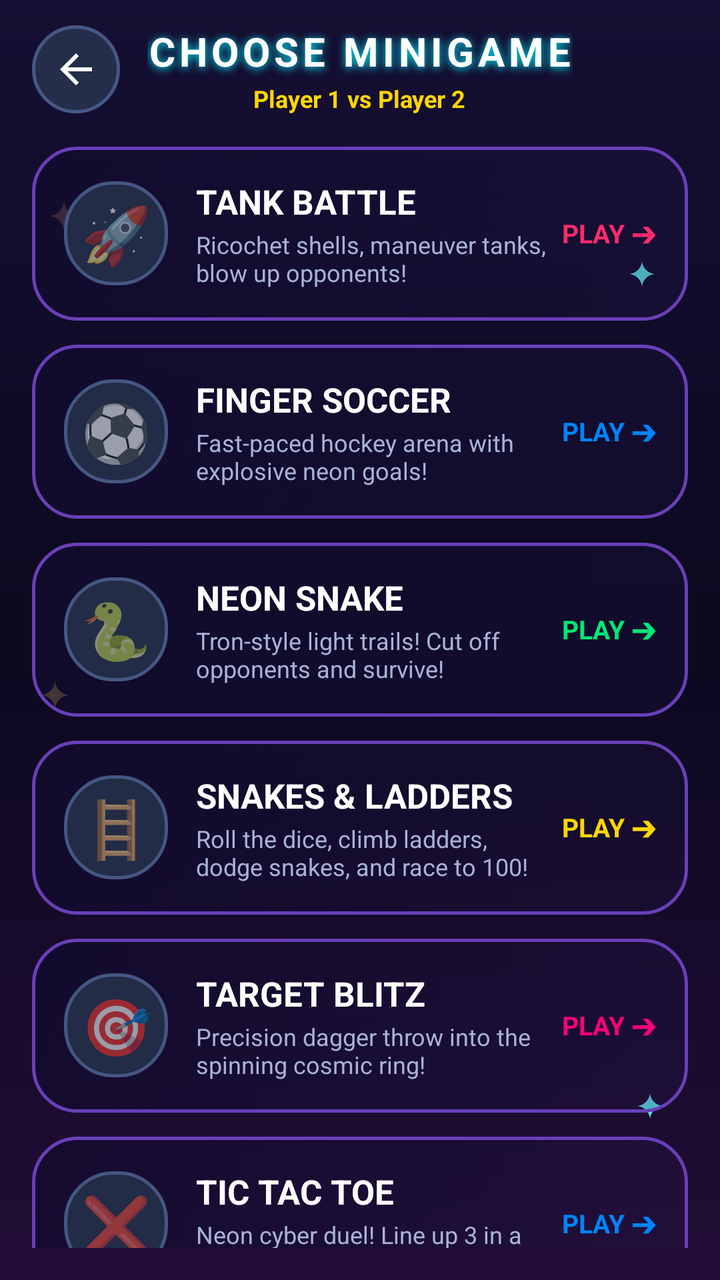
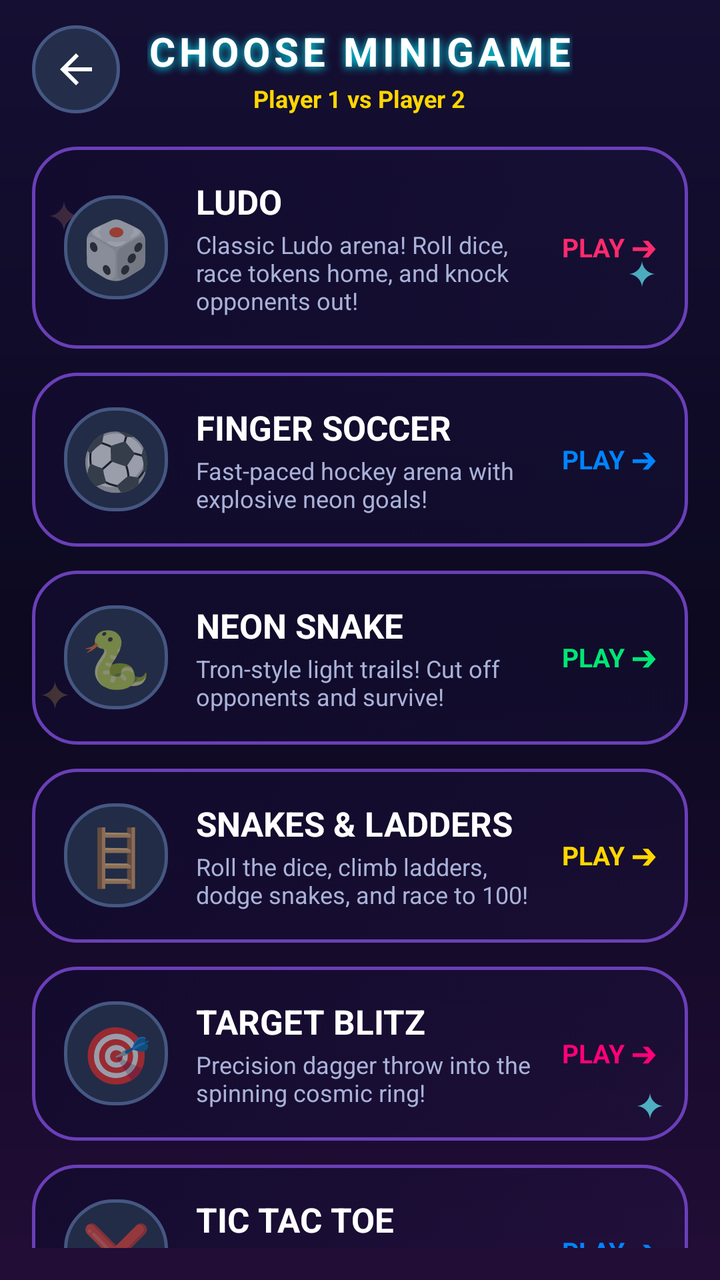

Two renders of the same Android screen: before a commit and after it. Below are the layout's source before the change and the commit's diff.
<!-- AndroidManifest.xml: application theme Theme.Funtoza -->
<!-- res/layout/activity_select_game.xml -->
<?xml version="1.0" encoding="utf-8"?>
<FrameLayout xmlns:android="http://schemas.android.com/apk/res/android"
    xmlns:app="http://schemas.android.com/apk/res-auto"
    xmlns:tools="http://schemas.android.com/tools"
    android:layout_width="match_parent"
    android:layout_height="match_parent"
    android:background="@drawable/bg_cosmic_neon"
    tools:context=".SelectGameActivity">

    
    <RelativeLayout
        android:layout_width="match_parent"
        android:layout_height="match_parent">

        <ImageView
            android:id="@+id/selectStarTopLeft"
            android:layout_width="16dp"
            android:layout_height="16dp"
            android:layout_alignParentStart="true"
            android:layout_alignParentTop="true"
            android:layout_marginStart="24dp"
            android:layout_marginTop="100dp"
            android:src="@drawable/ic_sparkle_star"
            app:tint="#E8A278"
            android:contentDescription="Sparkle Star" />

        <ImageView
            android:id="@+id/selectStarTopRight"
            android:layout_width="14dp"
            android:layout_height="14dp"
            android:layout_alignParentEnd="true"
            android:layout_alignParentTop="true"
            android:layout_marginEnd="32dp"
            android:layout_marginTop="130dp"
            android:src="@drawable/ic_sparkle_star"
            app:tint="#5CE1E6"
            android:contentDescription="Sparkle Star" />

        <ImageView
            android:id="@+id/selectStarMidLeft"
            android:layout_width="15dp"
            android:layout_height="15dp"
            android:layout_alignParentStart="true"
            android:layout_alignParentTop="true"
            android:layout_marginStart="20dp"
            android:layout_marginTop="340dp"
            android:src="@drawable/ic_sparkle_star"
            app:tint="#FFD54F"
            android:contentDescription="Sparkle Star" />

        <ImageView
            android:id="@+id/selectStarBottomLeft"
            android:layout_width="15dp"
            android:layout_height="15dp"
            android:layout_alignParentStart="true"
            android:layout_alignParentBottom="true"
            android:layout_marginStart="36dp"
            android:layout_marginBottom="120dp"
            android:src="@drawable/ic_sparkle_star"
            app:tint="#D86290"
            android:contentDescription="Sparkle Star" />

        <ImageView
            android:id="@+id/selectStarBottomRight"
            android:layout_width="14dp"
            android:layout_height="14dp"
            android:layout_alignParentEnd="true"
            android:layout_alignParentBottom="true"
            android:layout_marginEnd="28dp"
            android:layout_marginBottom="80dp"
            android:src="@drawable/ic_sparkle_star"
            app:tint="#5CE1E6"
            android:contentDescription="Sparkle Star" />
    </RelativeLayout>

    <LinearLayout
        android:layout_width="match_parent"
        android:layout_height="match_parent"
        android:orientation="vertical"
        android:paddingStart="16dp"
        android:paddingEnd="16dp"
        android:paddingTop="12dp"
        android:paddingBottom="16dp">

    
    <RelativeLayout
        android:layout_width="match_parent"
        android:layout_height="wrap_content"
        android:layout_marginBottom="16dp">

        <ImageButton
            android:id="@+id/btnSelectGameBack"
            android:layout_width="44dp"
            android:layout_height="44dp"
            android:layout_alignParentStart="true"
            android:layout_centerVertical="true"
            android:background="@drawable/bg_glass_icon_btn"
            android:src="@drawable/ic_back"
            android:tint="@color/white"
            android:contentDescription="Back" />

        <LinearLayout
            android:layout_width="wrap_content"
            android:layout_height="wrap_content"
            android:layout_centerInParent="true"
            android:orientation="vertical"
            android:gravity="center">

            <TextView
                android:layout_width="wrap_content"
                android:layout_height="wrap_content"
                android:text="CHOOSE MINIGAME"
                android:textColor="@color/white"
                android:textSize="20sp"
                android:textStyle="bold"
                android:letterSpacing="0.1"
                android:shadowColor="@color/accent_cyan"
                android:shadowDx="0"
                android:shadowDy="2"
                android:shadowRadius="10" />

            <TextView
                android:id="@+id/tvSelectGameMatchup"
                android:layout_width="wrap_content"
                android:layout_height="wrap_content"
                android:text="Player 1 vs Player 2"
                android:textColor="@color/accent_gold"
                android:textSize="12sp"
                android:textStyle="bold"
                android:layout_marginTop="2dp" />
        </LinearLayout>
    </RelativeLayout>

    
    <ScrollView
        android:layout_width="match_parent"
        android:layout_height="0dp"
        android:layout_weight="1"
        android:scrollbars="none">

        <LinearLayout
            android:layout_width="match_parent"
            android:layout_height="wrap_content"
            android:orientation="vertical">

            
            <LinearLayout
                android:id="@+id/cardSelectTank"
                android:layout_width="match_parent"
                android:layout_height="wrap_content"
                android:background="@drawable/bg_glass_card_selector"
                android:orientation="horizontal"
                android:gravity="center_vertical"
                android:padding="16dp"
                android:layout_marginBottom="12dp"
                android:clickable="true"
                android:focusable="true">

                <TextView
                    android:layout_width="52dp"
                    android:layout_height="52dp"
                    android:background="@drawable/bg_glass_pill"
                    android:text="🚀"
                    android:textSize="28sp"
                    android:gravity="center" />

                <LinearLayout
                    android:layout_width="0dp"
                    android:layout_height="wrap_content"
                    android:layout_weight="1"
                    android:layout_marginStart="14dp"
                    android:layout_marginEnd="8dp"
                    android:orientation="vertical">

                    <TextView
                        android:layout_width="wrap_content"
                        android:layout_height="wrap_content"
                        android:text="TANK BATTLE"
                        android:textColor="@color/white"
                        android:textSize="17sp"
                        android:textStyle="bold" />

                    <TextView
                        android:layout_width="wrap_content"
                        android:layout_height="wrap_content"
                        android:text="Ricochet shells, maneuver tanks, blow up opponents!"
                        android:textColor="@color/text_secondary"
                        android:textSize="12sp"
                        android:layout_marginTop="2dp" />
                </LinearLayout>

                <TextView
                    android:layout_width="wrap_content"
                    android:layout_height="wrap_content"
                    android:text="PLAY ➔"
                    android:textColor="@color/player_1_red"
                    android:textSize="13sp"
                    android:textStyle="bold" />
            </LinearLayout>

            
            <LinearLayout
                android:id="@+id/cardSelectSoccer"
                android:layout_width="match_parent"
                android:layout_height="wrap_content"
                android:background="@drawable/bg_glass_card_selector"
                android:orientation="horizontal"
                android:gravity="center_vertical"
                android:padding="16dp"
                android:layout_marginBottom="12dp"
                android:clickable="true"
                android:focusable="true">

                <TextView
                    android:layout_width="52dp"
                    android:layout_height="52dp"
                    android:background="@drawable/bg_glass_pill"
                    android:text="⚽"
                    android:textSize="28sp"
                    android:gravity="center" />

                <LinearLayout
                    android:layout_width="0dp"
                    android:layout_height="wrap_content"
                    android:layout_weight="1"
                    android:layout_marginStart="14dp"
                    android:layout_marginEnd="8dp"
                    android:orientation="vertical">

                    <TextView
                        android:layout_width="wrap_content"
                        android:layout_height="wrap_content"
                        android:text="FINGER SOCCER"
                        android:textColor="@color/white"
                        android:textSize="17sp"
                        android:textStyle="bold" />

                    <TextView
                        android:layout_width="wrap_content"
                        android:layout_height="wrap_content"
                        android:text="Fast-paced hockey arena with explosive neon goals!"
                        android:textColor="@color/text_secondary"
                        android:textSize="12sp"
                        android:layout_marginTop="2dp" />
                </LinearLayout>

                <TextView
                    android:layout_width="wrap_content"
                    android:layout_height="wrap_content"
                    android:text="PLAY ➔"
                    android:textColor="@color/player_2_blue"
                    android:textSize="13sp"
                    android:textStyle="bold" />
            </LinearLayout>

            
            <LinearLayout
                android:id="@+id/cardSelectSnake"
                android:layout_width="match_parent"
                android:layout_height="wrap_content"
                android:background="@drawable/bg_glass_card_selector"
                android:orientation="horizontal"
                android:gravity="center_vertical"
                android:padding="16dp"
                android:layout_marginBottom="12dp"
                android:clickable="true"
                android:focusable="true">

                <TextView
                    android:layout_width="52dp"
                    android:layout_height="52dp"
                    android:background="@drawable/bg_glass_pill"
                    android:text="🐍"
                    android:textSize="28sp"
                    android:gravity="center" />

                <LinearLayout
                    android:layout_width="0dp"
                    android:layout_height="wrap_content"
                    android:layout_weight="1"
                    android:layout_marginStart="14dp"
                    android:layout_marginEnd="8dp"
                    android:orientation="vertical">

                    <TextView
                        android:id="@+id/tvSelectSnakeTitle"
                        android:layout_width="wrap_content"
                        android:layout_height="wrap_content"
                        android:text="NEON SNAKE"
                        android:textColor="@color/white"
                        android:textSize="17sp"
                        android:textStyle="bold" />

                    <TextView
                        android:id="@+id/tvSelectSnakeDesc"
                        android:layout_width="wrap_content"
                        android:layout_height="wrap_content"
                        android:text="Tron-style light trails! Cut off opponents and survive!"
                        android:textColor="@color/text_secondary"
                        android:textSize="12sp"
                        android:layout_marginTop="2dp" />
                </LinearLayout>

                <TextView
                    android:layout_width="wrap_content"
                    android:layout_height="wrap_content"
                    android:text="PLAY ➔"
                    android:textColor="@color/player_3_green"
                    android:textSize="13sp"
                    android:textStyle="bold" />
            </LinearLayout>

            
            <LinearLayout
                android:id="@+id/cardSelectSumo"
                android:layout_width="match_parent"
                android:layout_height="wrap_content"
                android:background="@drawable/bg_glass_card_selector"
                android:orientation="horizontal"
                android:gravity="center_vertical"
                android:padding="16dp"
                android:layout_marginBottom="12dp"
                android:clickable="true"
                android:focusable="true">

                <TextView
                    android:layout_width="52dp"
                    android:layout_height="52dp"
                    android:background="@drawable/bg_glass_pill"
                    android:text="🪜"
                    android:textSize="28sp"
                    android:gravity="center" />

                <LinearLayout
                    android:layout_width="0dp"
                    android:layout_height="wrap_content"
                    android:layout_weight="1"
                    android:layout_marginStart="14dp"
                    android:layout_marginEnd="8dp"
                    android:orientation="vertical">

                    <TextView
                        android:layout_width="wrap_content"
                        android:layout_height="wrap_content"
                        android:text="SNAKES &amp; LADDERS"
                        android:textColor="@color/white"
                        android:textSize="17sp"
                        android:textStyle="bold" />

                    <TextView
                        android:layout_width="wrap_content"
                        android:layout_height="wrap_content"
                        android:text="Roll the dice, climb ladders, dodge snakes, and race to 100!"
                        android:textColor="@color/text_secondary"
                        android:textSize="12sp"
                        android:layout_marginTop="2dp" />
                </LinearLayout>

                <TextView
                    android:layout_width="wrap_content"
                    android:layout_height="wrap_content"
                    android:text="PLAY ➔"
                    android:textColor="@color/player_4_yellow"
                    android:textSize="13sp"
                    android:textStyle="bold" />
            </LinearLayout>

            
            <LinearLayout
                android:id="@+id/cardSelectKnife"
                android:layout_width="match_parent"
                android:layout_height="wrap_content"
                android:background="@drawable/bg_glass_card_selector"
                android:orientation="horizontal"
                android:gravity="center_vertical"
                android:padding="16dp"
                android:layout_marginBottom="12dp"
                android:clickable="true"
                android:focusable="true">

                <TextView
                    android:layout_width="52dp"
                    android:layout_height="52dp"
                    android:background="@drawable/bg_glass_pill"
                    android:text="🎯"
                    android:textSize="28sp"
                    android:gravity="center" />

                <LinearLayout
                    android:layout_width="0dp"
                    android:layout_height="wrap_content"
                    android:layout_weight="1"
                    android:layout_marginStart="14dp"
                    android:layout_marginEnd="8dp"
                    android:orientation="vertical">

                    <TextView
                        android:layout_width="wrap_content"
                        android:layout_height="wrap_content"
                        android:text="TARGET BLITZ"
                        android:textColor="@color/white"
                        android:textSize="17sp"
                        android:textStyle="bold" />

                    <TextView
                        android:layout_width="wrap_content"
                        android:layout_height="wrap_content"
                        android:text="Precision dagger throw into the spinning cosmic ring!"
                        android:textColor="@color/text_secondary"
                        android:textSize="12sp"
                        android:layout_marginTop="2dp" />
                </LinearLayout>

                <TextView
                    android:layout_width="wrap_content"
                    android:layout_height="wrap_content"
                    android:text="PLAY ➔"
                    android:textColor="@color/accent_pink"
                    android:textSize="13sp"
                    android:textStyle="bold" />
            </LinearLayout>

            
            <LinearLayout
                android:id="@+id/cardSelectTicTacToe"
                android:layout_width="match_parent"
                android:layout_height="wrap_content"
                android:background="@drawable/bg_glass_card_selector"
                android:orientation="horizontal"
                android:gravity="center_vertical"
                android:padding="16dp"
                android:layout_marginBottom="16dp"
                android:clickable="true"
                android:focusable="true">

                <TextView
                    android:layout_width="52dp"
                    android:layout_height="52dp"
                    android:background="@drawable/bg_glass_pill"
                    android:text="❌"
                    android:textSize="28sp"
                    android:gravity="center" />

                <LinearLayout
                    android:layout_width="0dp"
                    android:layout_height="wrap_content"
                    android:layout_weight="1"
                    android:layout_marginStart="14dp"
                    android:layout_marginEnd="8dp"
                    android:orientation="vertical">

                    <TextView
                        android:layout_width="wrap_content"
                        android:layout_height="wrap_content"
                        android:text="TIC TAC TOE"
                        android:textColor="@color/white"
                        android:textSize="17sp"
                        android:textStyle="bold" />

                    <TextView
                        android:layout_width="wrap_content"
                        android:layout_height="wrap_content"
                        android:text="Neon cyber duel! Line up 3 in a row to defeat your opponent!"
                        android:textColor="@color/text_secondary"
                        android:textSize="12sp"
                        android:layout_marginTop="2dp" />
                </LinearLayout>

                <TextView
                    android:layout_width="wrap_content"
                    android:layout_height="wrap_content"
                    android:text="PLAY ➔"
                    android:textColor="@color/player_2_blue"
                    android:textSize="13sp"
                    android:textStyle="bold" />
            </LinearLayout>

        </LinearLayout>
    </ScrollView>

</LinearLayout>

</FrameLayout>
<!-- resources referenced by this layout -->
<resources>
  <color name="accent_cyan">#00F0FF</color>
  <color name="accent_gold">#FFD600</color>
  <color name="accent_pink">#FF007A</color>
  <color name="player_1_red">#FF2A6D</color>
  <color name="player_2_blue">#0084FF</color>
  <color name="player_3_green">#00E676</color>
  <color name="player_4_yellow">#FFD600</color>
  <color name="text_secondary">#A9B2D8</color>
  <color name="white">#FFFFFFFF</color>
  <!-- drawable bg_cosmic_neon (drawable) -->
  <?xml version="1.0" encoding="utf-8"?>
  <shape xmlns:android="http://schemas.android.com/apk/res/android"
      android:shape="rectangle">
      <gradient
          android:angle="270"
          android:startColor="#150F33"
          android:centerColor="#0C0920"
          android:endColor="#220D36" />
  </shape>
  <!-- drawable bg_glass_card_selector (drawable) -->
  <?xml version="1.0" encoding="utf-8"?>
  <selector xmlns:android="http://schemas.android.com/apk/res/android">
      <item android:state_pressed="true" android:drawable="@drawable/bg_glass_card_pressed" />
      <item android:drawable="@drawable/bg_glass_card" />
  </selector>
  <!-- drawable bg_glass_icon_btn (drawable) -->
  <?xml version="1.0" encoding="utf-8"?>
  <shape xmlns:android="http://schemas.android.com/apk/res/android"
      android:shape="oval">
      <solid android:color="#242E4B" />
      <stroke android:width="1.5dp" android:color="#465885" />
  </shape>
  <!-- drawable bg_glass_pill (drawable) -->
  <?xml version="1.0" encoding="utf-8"?>
  <shape xmlns:android="http://schemas.android.com/apk/res/android"
      android:shape="rectangle">
      <solid android:color="#222C46" />
      <corners android:radius="24dp" />
      <stroke android:width="1.5dp" android:color="#455782" />
  </shape>
  <!-- drawable ic_back (drawable) -->
  <vector xmlns:android="http://schemas.android.com/apk/res/android"
      android:width="24dp"
      android:height="24dp"
      android:viewportWidth="24"
      android:viewportHeight="24">
    <path
        android:fillColor="#3D4B60"
        android:pathData="M20,11H7.83l5.59,-5.59L12,4l-8,8 8,8 1.41,-1.41L7.83,13H20v-2z"/>
  </vector>
  <!-- drawable ic_sparkle_star (drawable) -->
  <vector xmlns:android="http://schemas.android.com/apk/res/android"
      android:width="24dp"
      android:height="24dp"
      android:viewportWidth="24"
      android:viewportHeight="24">
      
      <path
          android:fillColor="#FFFFFFFF"
          android:pathData="M12,0 C12,6.63 17.37,12 24,12 C17.37,12 12,17.37 12,24 C12,17.37 6.63,12 0,12 C6.63,12 12,6.63 12,0 Z" />
  </vector>
  <!-- drawable bg_glass_card_pressed (drawable) -->
  <?xml version="1.0" encoding="utf-8"?>
  <shape xmlns:android="http://schemas.android.com/apk/res/android"
      android:shape="rectangle">
      <gradient
          android:angle="135"
          android:startColor="#4D35247A"
          android:endColor="#F21E124A" />
      <corners android:radius="22dp" />
      <stroke
          android:width="2dp"
          android:color="#00F0FF" />
  </shape>
  <!-- drawable bg_glass_card (drawable) -->
  <?xml version="1.0" encoding="utf-8"?>
  <shape xmlns:android="http://schemas.android.com/apk/res/android"
      android:shape="rectangle">
      <gradient
          android:angle="135"
          android:startColor="#33241A52"
          android:endColor="#D9120B2E" />
      <corners android:radius="22dp" />
      <stroke
          android:width="1.5dp"
          android:color="#6A3FB8" />
  </shape>
  <color name="bg_dark">#0B081E</color>
  <!-- unchanged entries left out for length: 1 -->
</resources>

<!-- the commit's change to res/layout/activity_select_game.xml (unified diff, before → after) -->
@@ -145,7 +145,7 @@
 
             
             <LinearLayout
-                android:id="@+id/cardSelectTank"
+                android:id="@+id/cardSelectLudo"
                 android:layout_width="match_parent"
                 android:layout_height="wrap_content"
                 android:background="@drawable/bg_glass_card_selector"
@@ -160,30 +160,30 @@
                     android:layout_width="52dp"
                     android:layout_height="52dp"
                     android:background="@drawable/bg_glass_pill"
-                    android:text="🚀"
-                    android:textSize="28sp"
-                    android:gravity="center" />
-
-                <LinearLayout
-                    android:layout_width="0dp"
-                    android:layout_height="wrap_content"
-                    android:layout_weight="1"
-                    android:layout_marginStart="14dp"
-                    android:layout_marginEnd="8dp"
-                    android:orientation="vertical">
-
-                    <TextView
-                        android:layout_width="wrap_content"
-                        android:layout_height="wrap_content"
-                        android:text="TANK BATTLE"
-                        android:textColor="@color/white"
-                        android:textSize="17sp"
-                        android:textStyle="bold" />
-
-                    <TextView
-                        android:layout_width="wrap_content"
-                        android:layout_height="wrap_content"
-                        android:text="Ricochet shells, maneuver tanks, blow up opponents!"
+                    android:text="🎲"
+                    android:textSize="28sp"
+                    android:gravity="center" />
+
+                <LinearLayout
+                    android:layout_width="0dp"
+                    android:layout_height="wrap_content"
+                    android:layout_weight="1"
+                    android:layout_marginStart="14dp"
+                    android:layout_marginEnd="8dp"
+                    android:orientation="vertical">
+
+                    <TextView
+                        android:layout_width="wrap_content"
+                        android:layout_height="wrap_content"
+                        android:text="LUDO"
+                        android:textColor="@color/white"
+                        android:textSize="17sp"
+                        android:textStyle="bold" />
+
+                    <TextView
+                        android:layout_width="wrap_content"
+                        android:layout_height="wrap_content"
+                        android:text="Classic Ludo arena! Roll dice, race tokens home, and knock opponents out!"
                         android:textColor="@color/text_secondary"
                         android:textSize="12sp"
                         android:layout_marginTop="2dp" />
@@ -312,7 +312,7 @@
 
             
             <LinearLayout
-                android:id="@+id/cardSelectSumo"
+                android:id="@+id/cardSelectSnakesAndLadders"
                 android:layout_width="match_parent"
                 android:layout_height="wrap_content"
                 android:background="@drawable/bg_glass_card_selector"
